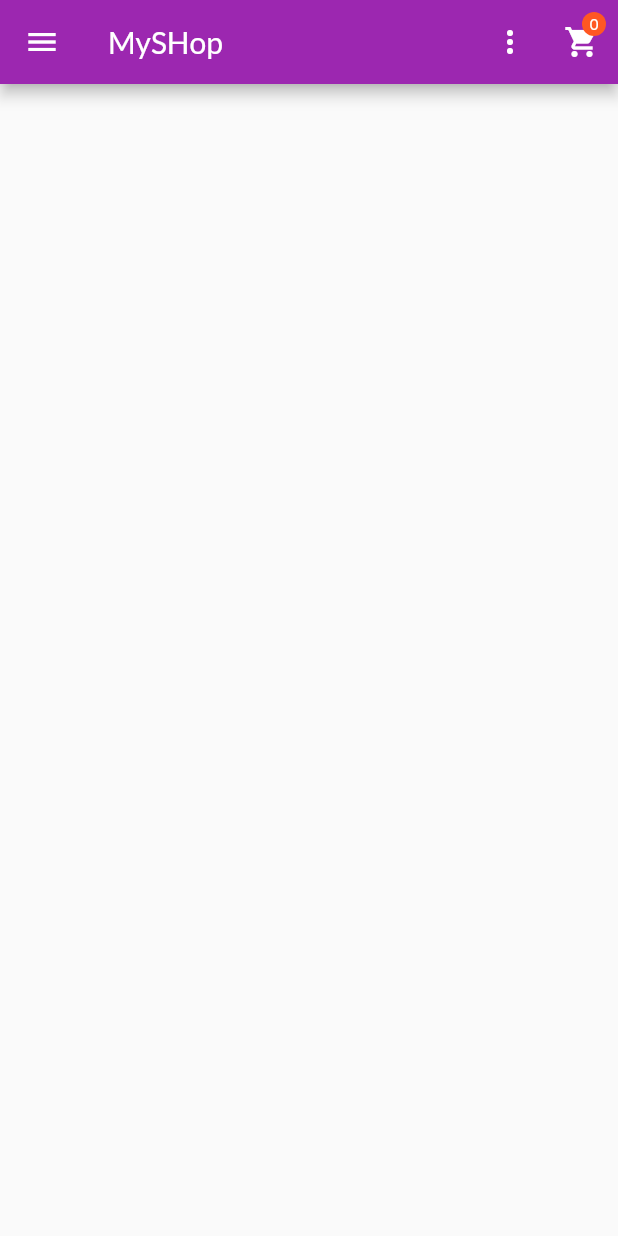
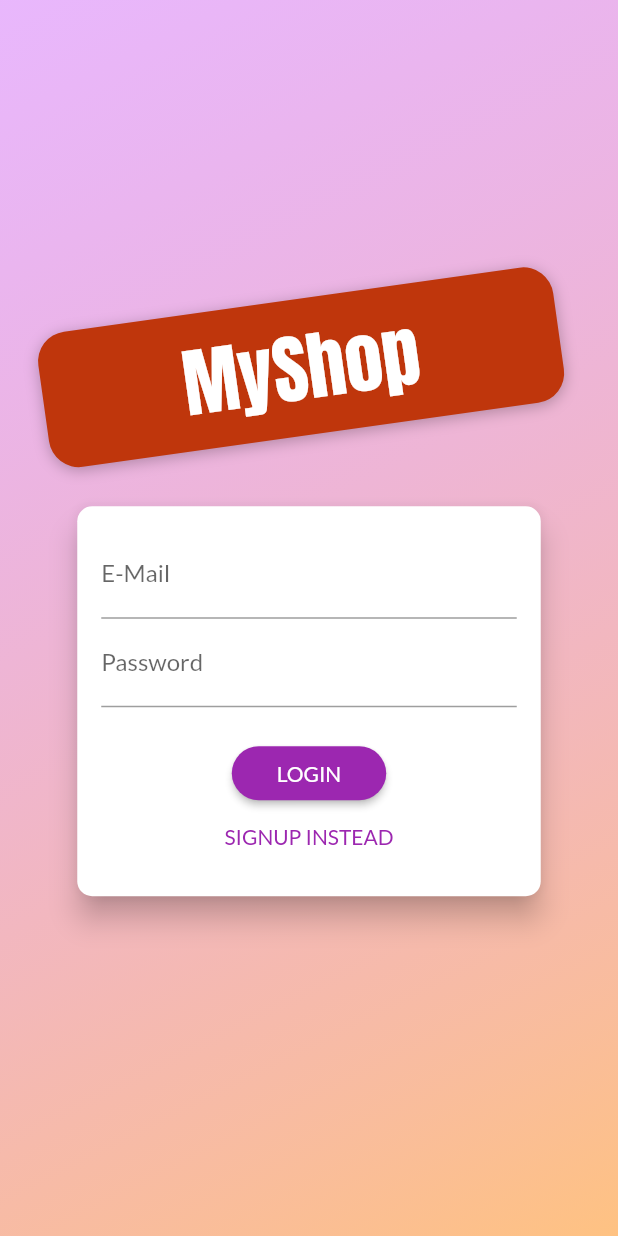
Before and after one commit to Dennis247/ProviderPattern, a Flutter app: the screen it shows after launch, on a phone screen of 412 x 824 dp. Run offline on Flutter 3.47's test engine with Material 2 defaults, Android fonts, the phone set to English and light mode, and no system bars.

```diff
--- a/lib/main.dart
+++ b/lib/main.dart
@@ -1,8 +1,10 @@
 import 'package:flutter/material.dart';
 import 'package:provider/provider.dart';
+import 'package:provider_pattern/providers/auth.dart';
 import 'package:provider_pattern/providers/cart.dart';
 import 'package:provider_pattern/providers/orders.dart';
 import 'package:provider_pattern/providers/products.dart';
+import 'package:provider_pattern/screens/auth_screen.dart';
 import 'package:provider_pattern/screens/cart_screen.dart';
 import 'package:provider_pattern/screens/edit_product_screen.dart';
 import 'package:provider_pattern/screens/orders_screen.dart';
@@ -18,6 +20,7 @@ class MyApp extends StatelessWidget {
   Widget build(BuildContext context) {
     return MultiProvider(
       providers: [
+        ChangeNotifierProvider.value(value: Auth()),
         ChangeNotifierProvider.value(value: Products()),
         ChangeNotifierProvider.value(value: Cart()),
         ChangeNotifierProvider.value(
@@ -31,13 +34,14 @@ class MyApp extends StatelessWidget {
             primarySwatch: Colors.purple,
             accentColor: Colors.deepOrange,
             fontFamily: 'Lato'),
-        home: ProductOverviewScreen(),
+        home: AuthScreen(),
         routes: {
           ProductDetailsScreen.routeName: (context) => ProductDetailsScreen(),
           CartScreen.routeName: (context) => CartScreen(),
           OrdersScreen.routeName: (context) => OrdersScreen(),
           UserProductScreen.routeName: (context) => UserProductScreen(),
-          EditProductScreen.routeName: (context) => EditProductScreen()
+          EditProductScreen.routeName: (context) => EditProductScreen(),
+          AuthScreen.routeName: (context) => AuthScreen()
         },
       ),
     );
--- /dev/null
+++ b/lib/providers/auth.dart
@@ -0,0 +1,41 @@
+import 'dart:convert';
+
+import 'package:flutter/cupertino.dart';
+import 'package:http/http.dart' as http;
+import 'package:provider_pattern/models/http_exception.dart';
+
+class Auth with ChangeNotifier {
+  String _apiKey = "AIzaSyBVxWjb6WHgteoB3oyawAT-yu0PuH5CoIk";
+  String _token;
+  DateTime _expiryDate;
+  String _userId;
+
+  Future<void> _authenticateUser(
+      String email, String password, String urlSegment) async {
+    final String _signUpUrl =
+        "https://identitytoolkit.googleapis.com/v1/accounts:$urlSegment?key=$_apiKey";
+    try {
+      final response = await http.post(_signUpUrl,
+          body: json.encode({
+            'email': email,
+            'password': password,
+            'returnSecureToken': true
+          }));
+      print(response.body);
+      final responseData = json.decode(response.body);
+      if (responseData['error'] != null) {
+        throw HttpException(responseData['error']['message']);
+      }
+    } catch (e) {
+      throw e;
+    }
+  }
+
+  Future<void> signUp(String email, String password) async {
+    await _authenticateUser(email, password, "signUp");
+  }
+
+  Future<void> login(String email, String password) async {
+    await _authenticateUser(email, password, "signInWithPassword");
+  }
+}
--- /dev/null
+++ b/lib/screens/auth_screen.dart
@@ -0,0 +1,269 @@
+import 'dart:math';
+
+import 'package:flutter/material.dart';
+import 'package:provider/provider.dart';
+import 'package:provider_pattern/models/http_exception.dart';
+import 'package:provider_pattern/providers/auth.dart';
+
+enum AuthMode { Signup, Login }
+
+class AuthScreen extends StatelessWidget {
+  static const routeName = '/auth';
+
+  @override
+  Widget build(BuildContext context) {
+    final deviceSize = MediaQuery.of(context).size;
+    // final transformConfig = Matrix4.rotationZ(-8 * pi / 180);
+    // transformConfig.translate(-10.0);
+
+    return Scaffold(
+      // resizeToAvoidBottomInset: false,
+      body: Stack(
+        children: <Widget>[
+          Container(
+            decoration: BoxDecoration(
+              gradient: LinearGradient(
+                colors: [
+                  Color.fromRGBO(215, 117, 255, 1).withOpacity(0.5),
+                  Color.fromRGBO(255, 188, 117, 1).withOpacity(0.9),
+                ],
+                begin: Alignment.topLeft,
+                end: Alignment.bottomRight,
+                stops: [0, 1],
+              ),
+            ),
+          ),
+          SingleChildScrollView(
+            child: Container(
+              height: deviceSize.height,
+              width: deviceSize.width,
+              child: Column(
+                mainAxisAlignment: MainAxisAlignment.center,
+                crossAxisAlignment: CrossAxisAlignment.center,
+                children: <Widget>[
+                  Flexible(
+                    child: Container(
+                      margin: EdgeInsets.only(bottom: 20.0),
+                      padding:
+                          EdgeInsets.symmetric(vertical: 8.0, horizontal: 94.0),
+                      transform: Matrix4.rotationZ(-8 * pi / 180)
+                        ..translate(-10.0),
+                      // ..translate(-10.0),
+                      decoration: BoxDecoration(
+                        borderRadius: BorderRadius.circular(20),
+                        color: Colors.deepOrange.shade900,
+                        boxShadow: [
+                          BoxShadow(
+                            blurRadius: 8,
+                            color: Colors.black26,
+                            offset: Offset(0, 2),
+                          )
+                        ],
+                      ),
+                      child: Text(
+                        'MyShop',
+                        style: TextStyle(
+                          color: Theme.of(context).accentTextTheme.title.color,
+                          fontSize: 50,
+                          fontFamily: 'Anton',
+                          fontWeight: FontWeight.normal,
+                        ),
+                      ),
+                    ),
+                  ),
+                  Flexible(
+                    flex: deviceSize.width > 600 ? 2 : 1,
+                    child: AuthCard(),
+                  ),
+                ],
+              ),
+            ),
+          ),
+        ],
+      ),
+    );
+  }
+}
+
+class AuthCard extends StatefulWidget {
+  const AuthCard({
+    Key key,
+  }) : super(key: key);
+
+  @override
+  _AuthCardState createState() => _AuthCardState();
+}
+
+class _AuthCardState extends State<AuthCard> {
+  final GlobalKey<FormState> _formKey = GlobalKey();
+  AuthMode _authMode = AuthMode.Login;
+  Map<String, String> _authData = {
+    'email': '',
+    'password': '',
+  };
+  var _isLoading = false;
+  final _passwordController = TextEditingController();
+
+  void _showErrorDialog(String errorMessage) {
+    showDialog(
+        context: context,
+        builder: (ctx) => AlertDialog(
+              title: Text("Something Went Wrong"),
+              content: Text(errorMessage),
+              actions: <Widget>[
+                FlatButton(
+                    child: Text("OK"),
+                    onPressed: () {
+                      Navigator.of(ctx).pop();
+                    })
+              ],
+            ));
+  }
+
+  Future<void> _submit() async {
+    if (!_formKey.currentState.validate()) {
+      // Invalid!
+      return;
+    }
+    _formKey.currentState.save();
+    setState(() {
+      _isLoading = true;
+    });
+    try {
+      if (_authMode == AuthMode.Login) {
+        // Log user in
+        await Provider.of<Auth>(context, listen: false)
+            .login(_authData['email'], _authData['password']);
+      } else {
+        await Provider.of<Auth>(context, listen: false)
+            .signUp(_authData['email'], _authData['password']);
+        // Sign user up
+      }
+    } on HttpException catch (error) {
+      var errorMessage = "AUthentication Failed";
+      if (error.toString().contains("EMAIL_EXISTS"))
+        errorMessage =
+            "The user with Email ${_authData['email']}['email'] already exist";
+      if (error.toString().contains("INVALID_EMAIL"))
+        errorMessage = "The  Email ${_authData['email']}['email'] is not valid";
+      if (error.toString().contains("WEAK_PASSWORD"))
+        errorMessage = "The password is too weak, password mut be >= 6";
+      if (error.toString().contains("EMAIL_NOT_FOUND"))
+        errorMessage =
+            "The user with Email ${_authData['email']} does not exist";
+      if (error.toString().contains("INVALID_PASSWORD"))
+        errorMessage = "The password is not Valid";
+      _showErrorDialog(errorMessage);
+    } catch (error) {
+      const errormessage = "could not authenticate the user";
+      _showErrorDialog(errormessage);
+    }
+
+    setState(() {
+      _isLoading = false;
+    });
+  }
+
+  void _switchAuthMode() {
+    if (_authMode == AuthMode.Login) {
+      setState(() {
+        _authMode = AuthMode.Signup;
+      });
+    } else {
+      setState(() {
+        _authMode = AuthMode.Login;
+      });
+    }
+  }
+
+  @override
+  Widget build(BuildContext context) {
+    final deviceSize = MediaQuery.of(context).size;
+    return Card(
+      shape: RoundedRectangleBorder(
+        borderRadius: BorderRadius.circular(10.0),
+      ),
+      elevation: 8.0,
+      child: Container(
+        height: _authMode == AuthMode.Signup ? 320 : 260,
+        constraints:
+            BoxConstraints(minHeight: _authMode == AuthMode.Signup ? 320 : 260),
+        width: deviceSize.width * 0.75,
+        padding: EdgeInsets.all(16.0),
+        child: Form(
+          key: _formKey,
+          child: SingleChildScrollView(
+            child: Column(
+              children: <Widget>[
+                TextFormField(
+                  decoration: InputDecoration(labelText: 'E-Mail'),
+                  keyboardType: TextInputType.emailAddress,
+                  validator: (value) {
+                    if (value.isEmpty || !value.contains('@')) {
+                      return 'Invalid email!';
+                    }
+                  },
+                  onSaved: (value) {
+                    _authData['email'] = value;
+                  },
+                ),
+                TextFormField(
+                  decoration: InputDecoration(labelText: 'Password'),
+                  obscureText: true,
+                  controller: _passwordController,
+                  validator: (value) {
+                    if (value.isEmpty || value.length < 5) {
+                      return 'Password is too short!';
+                    }
+                  },
+                  onSaved: (value) {
+                    _authData['password'] = value;
+                  },
+                ),
+                if (_authMode == AuthMode.Signup)
+                  TextFormField(
+                    enabled: _authMode == AuthMode.Signup,
+                    decoration: InputDecoration(labelText: 'Confirm Password'),
+                    obscureText: true,
+                    validator: _authMode == AuthMode.Signup
+                        ? (value) {
+                            if (value != _passwordController.text) {
+                              return 'Passwords do not match!';
+                            }
+                          }
+                        : null,
+                  ),
+                SizedBox(
+                  height: 20,
+                ),
+                if (_isLoading)
+                  CircularProgressIndicator()
+                else
+                  RaisedButton(
+                    child:
+                        Text(_authMode == AuthMode.Login ? 'LOGIN' : 'SIGN UP'),
+                    onPressed: _submit,
+                    shape: RoundedRectangleBorder(
+                      borderRadius: BorderRadius.circular(30),
+                    ),
+                    padding:
+                        EdgeInsets.symmetric(horizontal: 30.0, vertical: 8.0),
+                    color: Theme.of(context).primaryColor,
+                    textColor: Theme.of(context).primaryTextTheme.button.color,
+                  ),
+                FlatButton(
+                  child: Text(
+                      '${_authMode == AuthMode.Login ? 'SIGNUP' : 'LOGIN'} INSTEAD'),
+                  onPressed: _switchAuthMode,
+                  padding: EdgeInsets.symmetric(horizontal: 30.0, vertical: 4),
+                  materialTapTargetSize: MaterialTapTargetSize.shrinkWrap,
+                  textColor: Theme.of(context).primaryColor,
+                ),
+              ],
+            ),
+          ),
+        ),
+      ),
+    );
+  }
+}
```
